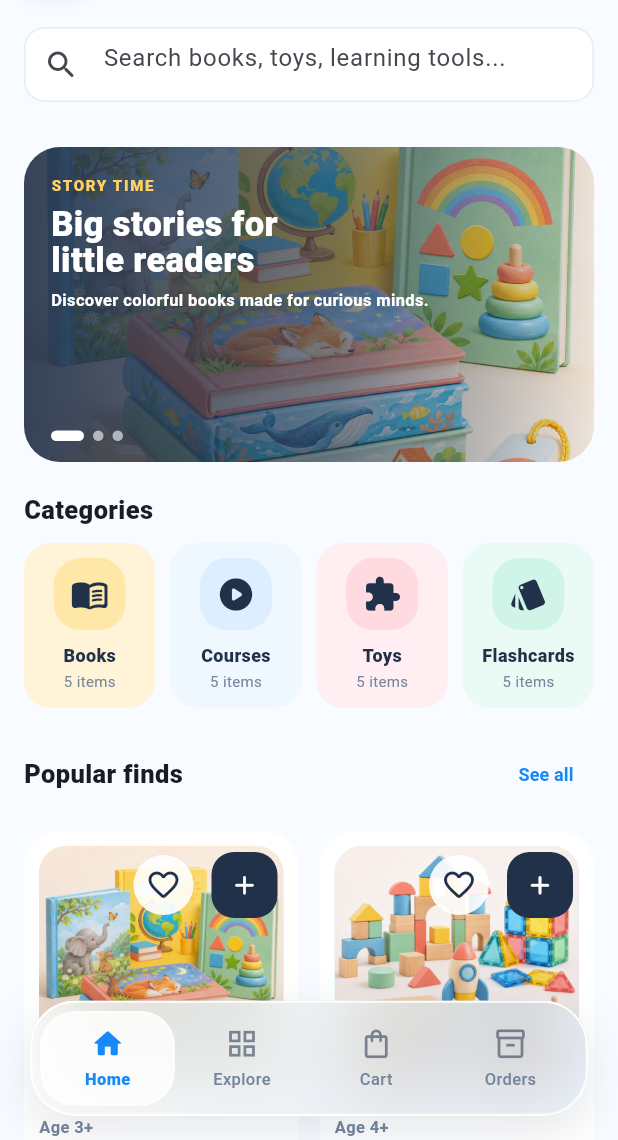
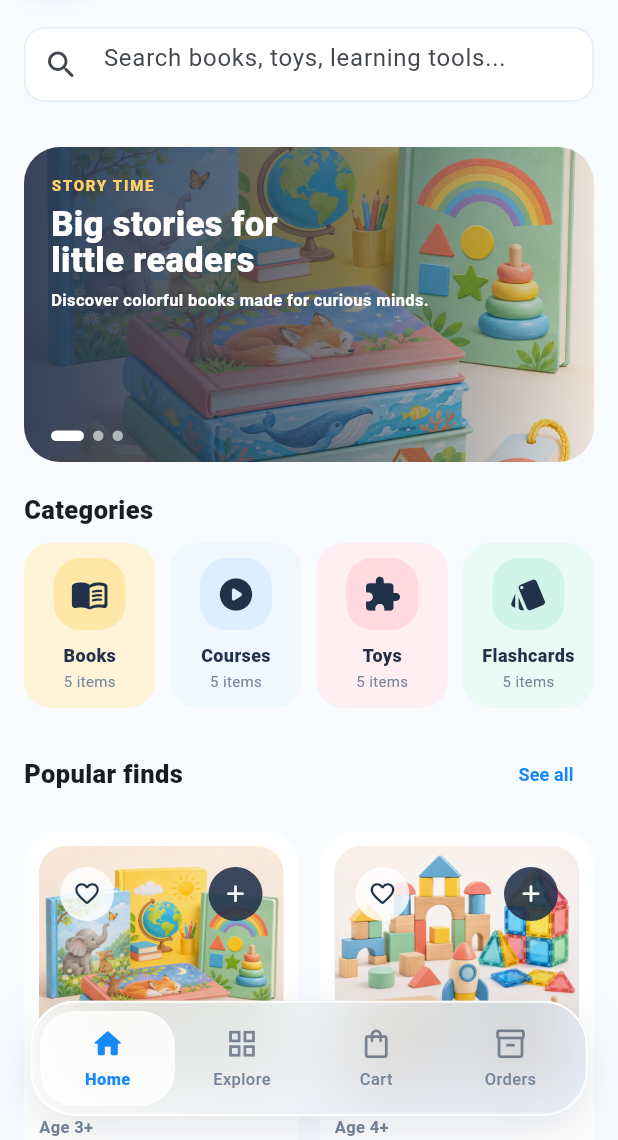
Before and after one commit to H-H-aung/kid-market, a Flutter app: the MainShell screen opened directly, on a phone screen of 412 x 824 dp, the part 96-1236 px from its top. Run offline on Flutter 3.47's test engine with Material 3 defaults, Android fonts, the phone set to English and light mode, and no system bars; our stand-ins replace shared_preferences; accounts and stored records are empty.

Commit message:
Refine product action icon layout

```diff
--- a/lib/widgets/favourite_button.dart
+++ b/lib/widgets/favourite_button.dart
@@ -4,7 +4,12 @@ import 'package:kids_mart/models/product.dart';
 
 class FavouriteButton extends StatelessWidget {
   final Product product;
-  const FavouriteButton({super.key, required this.product});
+  final bool compact;
+  const FavouriteButton({
+    super.key,
+    required this.product,
+    this.compact = false,
+  });
   @override
   Widget build(BuildContext context) {
     final store = AppScope.maybeOf(context);
@@ -13,13 +18,17 @@ class FavouriteButton extends StatelessWidget {
     return IconButton(
       tooltip: selected ? 'Remove favourite' : 'Save favourite',
       style: IconButton.styleFrom(
-        backgroundColor: Colors.white.withValues(alpha: .9),
+        backgroundColor: Colors.white.withValues(alpha: compact ? .82 : .9),
+        minimumSize: compact ? const Size(36, 36) : null,
+        padding: compact ? EdgeInsets.zero : null,
+        shape: const CircleBorder(),
       ),
       onPressed: () =>
           saveAction(context, () => store.toggleFavourite(product)),
       icon: Icon(
         selected ? Icons.favorite_rounded : Icons.favorite_border_rounded,
         color: selected ? const Color(0xFFE45F82) : const Color(0xFF21314A),
+        size: compact ? 19 : 24,
       ),
     );
   }
--- a/lib/widgets/product_card.dart
+++ b/lib/widgets/product_card.dart
@@ -40,30 +40,24 @@ class ProductCard extends StatelessWidget {
                         child: ProductCover(product: product),
                       ),
                       Positioned(
-                        top: 2,
-                        right: 2,
-                        child: Row(
-                          mainAxisSize: MainAxisSize.min,
-                          children: [
-                            FavouriteButton(product: product),
-                            const SizedBox(width: 6),
-                            IconButton.filled(
-                              onPressed: () => onAdd(product),
-                              tooltip: 'Add ${product.title} to cart',
-                              style: IconButton.styleFrom(
-                                backgroundColor: ink,
-                                foregroundColor: Colors.white,
-                                minimumSize: Size(
-                                  compact ? 40 : 44,
-                                  compact ? 40 : 44,
-                                ),
-                                shape: RoundedRectangleBorder(
-                                  borderRadius: BorderRadius.circular(15),
-                                ),
-                              ),
-                              icon: const Icon(Icons.add_rounded, size: 21),
-                            ),
-                          ],
+                        top: 8,
+                        left: 8,
+                        child: FavouriteButton(product: product, compact: true),
+                      ),
+                      Positioned(
+                        top: 8,
+                        right: 8,
+                        child: IconButton.filled(
+                          onPressed: () => onAdd(product),
+                          tooltip: 'Add ${product.title} to cart',
+                          style: IconButton.styleFrom(
+                            backgroundColor: ink.withValues(alpha: .88),
+                            foregroundColor: Colors.white,
+                            minimumSize: const Size(36, 36),
+                            padding: EdgeInsets.zero,
+                            shape: const CircleBorder(),
+                          ),
+                          icon: const Icon(Icons.add_rounded, size: 19),
                         ),
                       ),
                     ],
```
